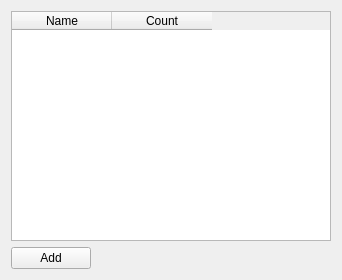
The window that server/gui/groupswidget.ui (EPecherkin/diplom) describes before a commit, drawn with Qt 5.
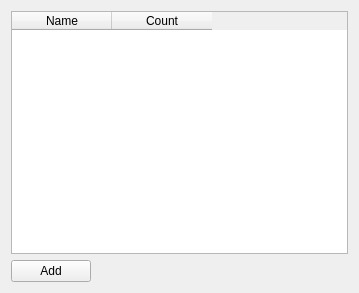
The same window after the commit.

What changed in the file:
```diff
--- a/server/gui/groupswidget.ui
+++ b/server/gui/groupswidget.ui
@@ -6,8 +6,8 @@
    <rect>
     <x>0</x>
     <y>0</y>
-    <width>342</width>
-    <height>280</height>
+    <width>359</width>
+    <height>293</height>
    </rect>
   </property>
   <property name="windowTitle">
```
